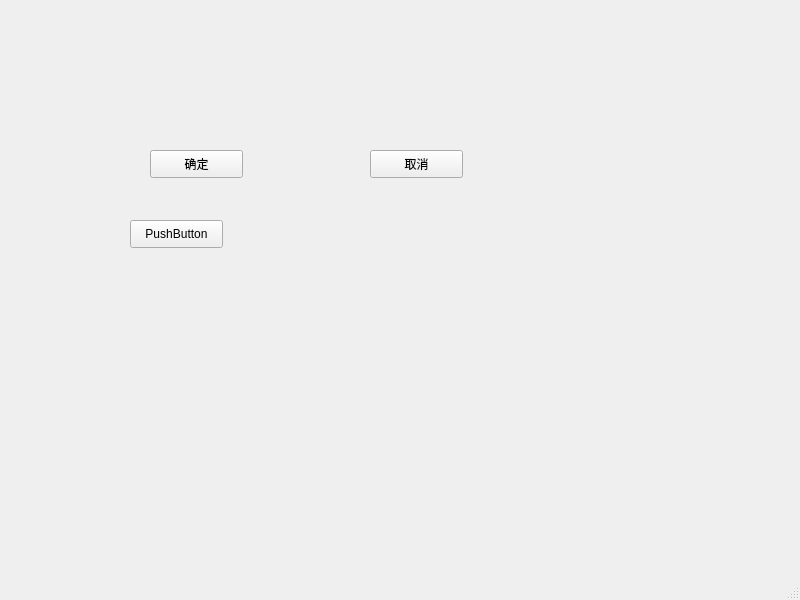
Before: the Qt Designer form firstPyqt/hello.ui in longbigbeard/Python_Web, drawn with Qt 5.
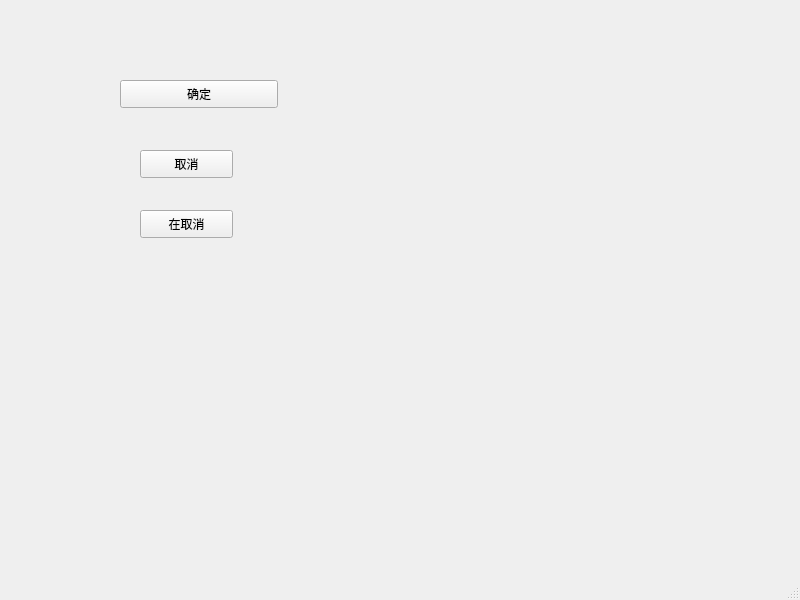
After: the same form once the commit is applied.

```diff
--- a/firstPyqt/hello.ui
+++ b/firstPyqt/hello.ui
@@ -23,15 +23,15 @@
    <string>状态栏提示信息</string>
   </property>
   <widget class="QWidget" name="centralwidget">
-   <widget class="QPushButton" name="pushButton">
+   <widget class="QPushButton" name="pushButton_1111">
     <property name="enabled">
      <bool>true</bool>
     </property>
     <property name="geometry">
      <rect>
-      <x>150</x>
-      <y>150</y>
-      <width>93</width>
+      <x>120</x>
+      <y>80</y>
+      <width>158</width>
       <height>28</height>
      </rect>
     </property>
@@ -50,7 +50,7 @@
    <widget class="QPushButton" name="pushButton_2">
     <property name="geometry">
      <rect>
-      <x>370</x>
+      <x>140</x>
       <y>150</y>
       <width>93</width>
       <height>28</height>
@@ -60,17 +60,17 @@
      <string>取消</string>
     </property>
    </widget>
-   <widget class="QPushButton" name="pushButton_3">
+   <widget class="QPushButton" name="pushButton_2">
     <property name="geometry">
      <rect>
-      <x>130</x>
-      <y>220</y>
+      <x>140</x>
+      <y>210</y>
       <width>93</width>
       <height>28</height>
      </rect>
     </property>
     <property name="text">
-     <string>PushButton</string>
+     <string>在取消</string>
     </property>
    </widget>
   </widget>
```
Left out of the diff: 2 changed lines with no effect on the pictures.
